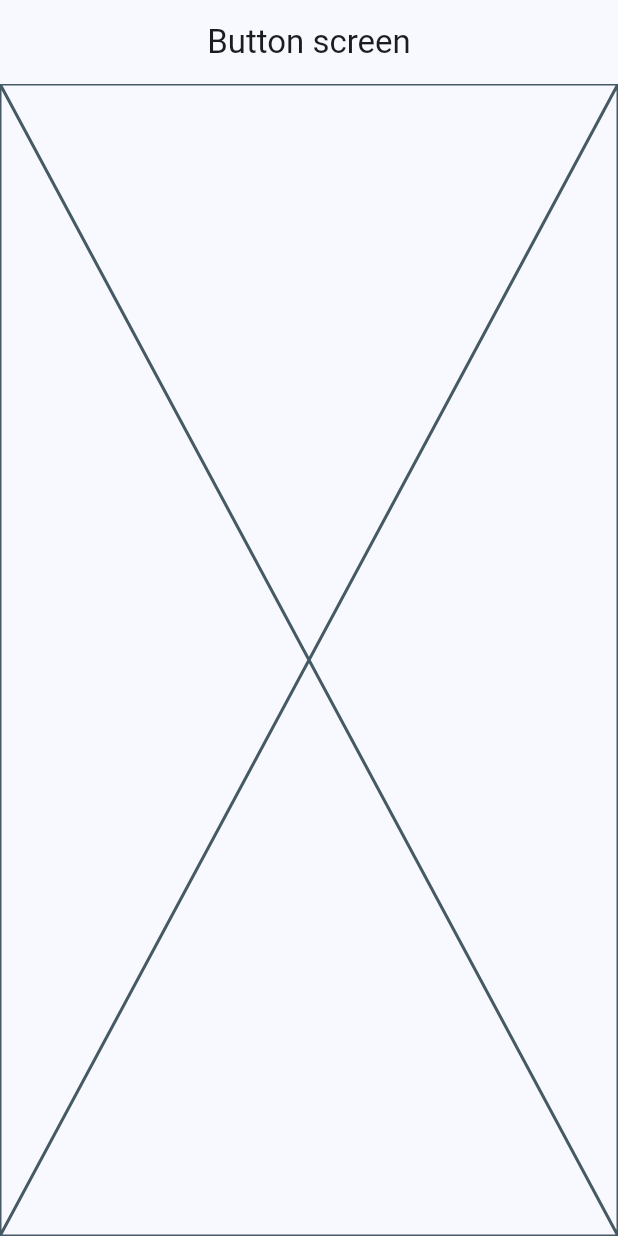
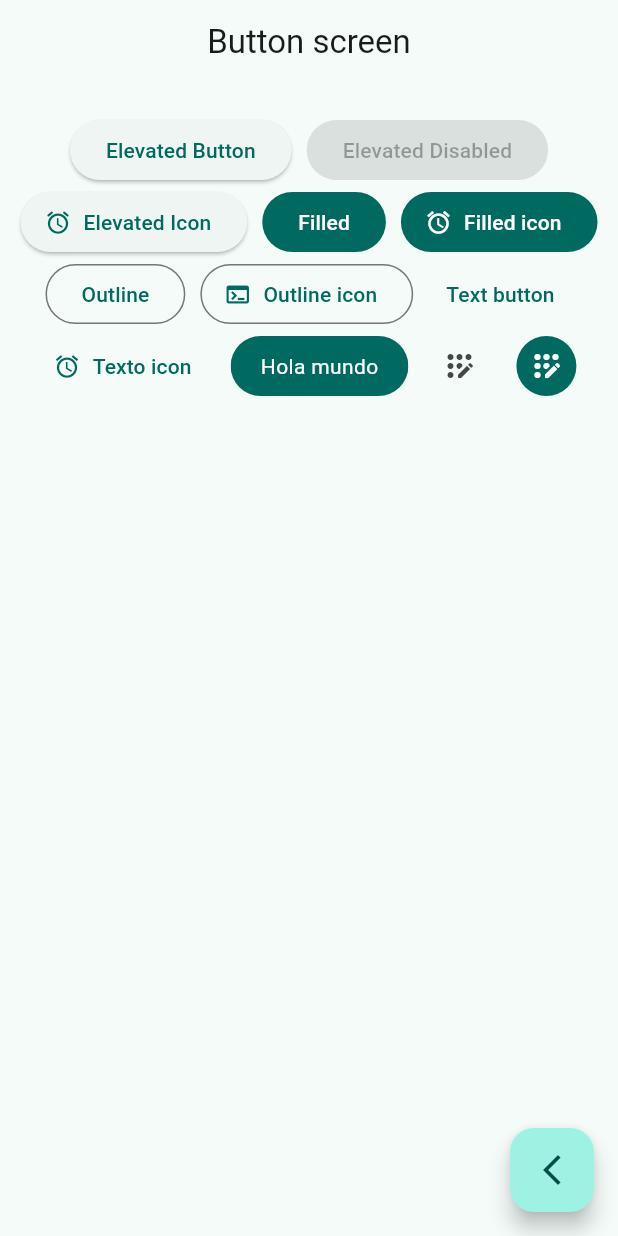
Before and after one commit to intimayta/widgets_app, a Flutter app: the ButtonsScreen screen opened by its route, on a phone screen of 412 x 824 dp. Run offline on Flutter 3.47's test engine with Material 2 defaults, Android fonts, the phone set to English and light mode, and no system bars; our stand-ins replace go_router.

Commit message:
button screen

```diff
--- a/lib/main.dart
+++ b/lib/main.dart
@@ -14,7 +14,7 @@ class MainApp extends StatelessWidget {
     return MaterialApp.router(
       routerConfig: appRouter,
       debugShowCheckedModeBanner: false,
-      theme: AppTheme(selectedColor: 0).getTheme(),
+      theme: AppTheme(selectedColor: 1).getTheme(),
     );
   }
 }
--- a/lib/presentation/screens/buttons/buttons_screen.dart
+++ b/lib/presentation/screens/buttons/buttons_screen.dart
@@ -1,4 +1,5 @@
 import 'package:flutter/material.dart';
+import 'package:go_router/go_router.dart';
 
 class ButtonsScreen extends StatelessWidget {
   static const String name = 'buttons_screen';
@@ -7,10 +8,96 @@ class ButtonsScreen extends StatelessWidget {
   @override
   Widget build(BuildContext context) {
     return Scaffold(
-      appBar: AppBar(
-        title: const Text('Button screen'),
+        appBar: AppBar(
+          title: const Text('Button screen'),
+        ),
+        body: const _ButtonsView(),
+        floatingActionButton: FloatingActionButton(
+            child: const Icon(Icons.arrow_back_ios_new_outlined),
+            onPressed: () {
+              context.pop();
+            }));
+  }
+}
+
+class _ButtonsView extends StatelessWidget {
+  const _ButtonsView();
+
+  @override
+  Widget build(BuildContext context) {
+    final colors = Theme.of(context).colorScheme;
+    return SizedBox(
+      width: double.infinity,
+      child: Padding(
+        padding: const EdgeInsets.symmetric(horizontal: 10, vertical: 20),
+        child: Wrap(
+          spacing: 10,
+          crossAxisAlignment: WrapCrossAlignment.center,
+          alignment: WrapAlignment.center,
+          children: [
+            ElevatedButton(
+                onPressed: () {}, child: const Text('Elevated Button')),
+            const ElevatedButton(
+                onPressed: null, child: Text('Elevated Disabled')),
+            ElevatedButton.icon(
+                onPressed: () {},
+                icon: const Icon(Icons.access_alarm_rounded),
+                label: const Text('Elevated Icon')),
+            FilledButton(onPressed: () {}, child: const Text('Filled')),
+            FilledButton.icon(
+                onPressed: () {},
+                icon: const Icon(Icons.access_alarms_outlined),
+                label: const Text('Filled icon')),
+            OutlinedButton(onPressed: () {}, child: Text('Outline')),
+            OutlinedButton.icon(
+                onPressed: () {},
+                icon: const Icon(Icons.terminal),
+                label: const Text('Outline icon')),
+            TextButton(onPressed: () {}, child: const Text('Text button')),
+            TextButton.icon(
+                onPressed: () {},
+                icon: const Icon(Icons.access_alarm),
+                label: const Text('Texto icon')),
+            //TODO
+            CustomButton(),
+            IconButton(
+                onPressed: () {},
+                icon: const Icon(Icons.app_registration_rounded)),
+            IconButton(
+              onPressed: () {},
+              icon: const Icon(Icons.app_registration_rounded),
+              style: ButtonStyle(
+                  backgroundColor: MaterialStatePropertyAll(colors.primary),
+                  iconColor: const MaterialStatePropertyAll(Colors.white)),
+            )
+          ],
+        ),
       ),
-      body: const Placeholder(),
     );
   }
 }
+
+class CustomButton extends StatelessWidget {
+  const CustomButton({super.key});
+
+  @override
+  Widget build(BuildContext context) {
+    final colors = Theme.of(context).colorScheme;
+    return ClipRRect(
+      borderRadius: BorderRadius.circular(20),
+      child: Material(
+        color: colors.primary,
+        child: InkWell(
+          onTap: () {},
+          child: const Padding(
+            padding: EdgeInsets.symmetric(horizontal: 20, vertical: 10),
+            child: Text(
+              'Hola mundo',
+              style: TextStyle(color: Colors.white),
+            ),
+          ),
+        ),
+      ),
+    );
+  }
+}
--- a/lib/presentation/screens/home/home_screens.dart
+++ b/lib/presentation/screens/home/home_screens.dart
@@ -11,7 +11,7 @@ class HomeScreen extends StatelessWidget {
   Widget build(BuildContext context) {
     return Scaffold(
       appBar: AppBar(
-        title: const Text('Flutter + Material 3'),
+        title: const Text('Flutter + Material'),
       ),
       body: const _HomeView(),
     );
```
